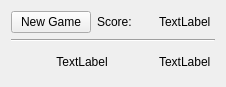
EuphoricCatface/yet-another-word-puzzle, file widget/TopFrame.ui: the form before one commit.
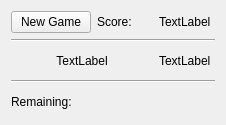
The form after the commit.

Commit message: Make gameover check

Patch:
```diff
--- a/widget/TopFrame.ui
+++ b/widget/TopFrame.ui
@@ -7,7 +7,7 @@
     <x>0</x>
     <y>0</y>
     <width>226</width>
-    <height>87</height>
+    <height>125</height>
    </rect>
   </property>
   <property name="windowTitle">
@@ -59,6 +59,27 @@
      </property>
     </widget>
    </item>
+   <item row="3" column="0" colspan="3">
+    <widget class="Line" name="line_2">
+     <property name="orientation">
+      <enum>Qt::Horizontal</enum>
+     </property>
+    </widget>
+   </item>
+   <item row="4" column="0" colspan="2">
+    <widget class="QLabel" name="label_remaining">
+     <property name="text">
+      <string>Remaining:</string>
+     </property>
+    </widget>
+   </item>
+   <item row="4" column="2">
+    <widget class="QLabel" name="label_countdown">
+     <property name="text">
+      <string/>
+     </property>
+    </widget>
+   </item>
   </layout>
  </widget>
  <resources/>
```
The commit also changes 1 other file.
